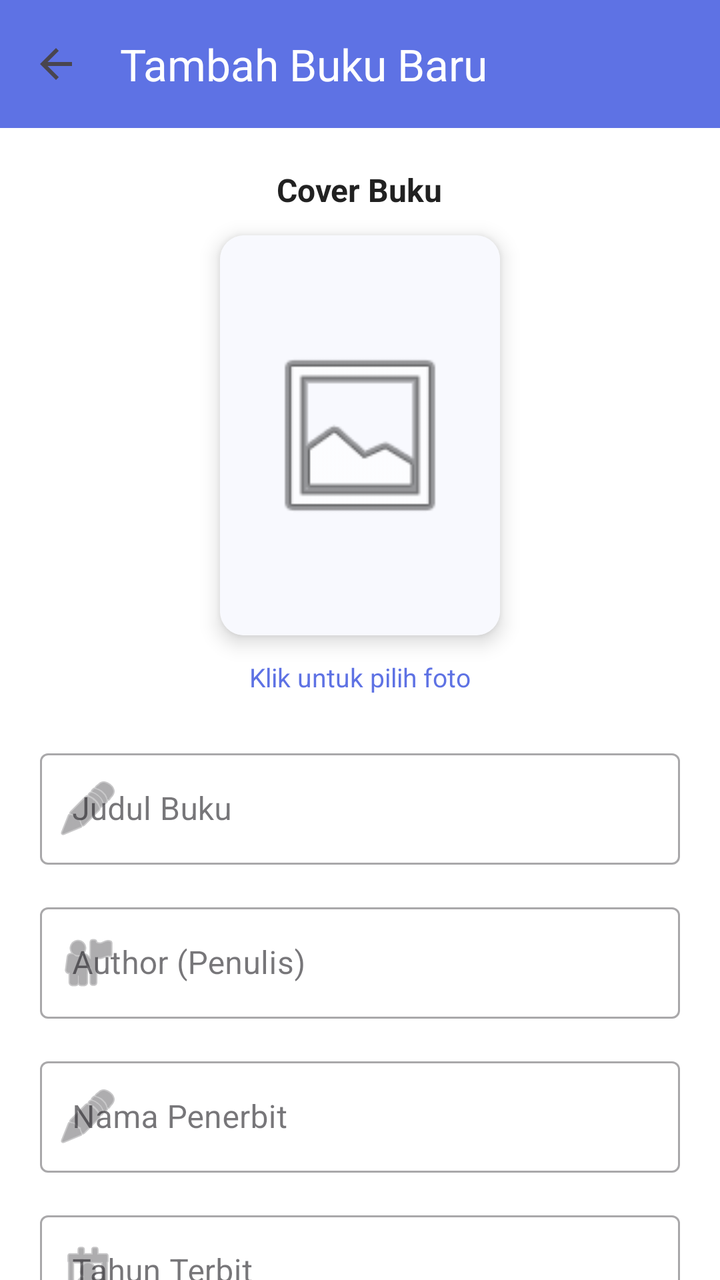
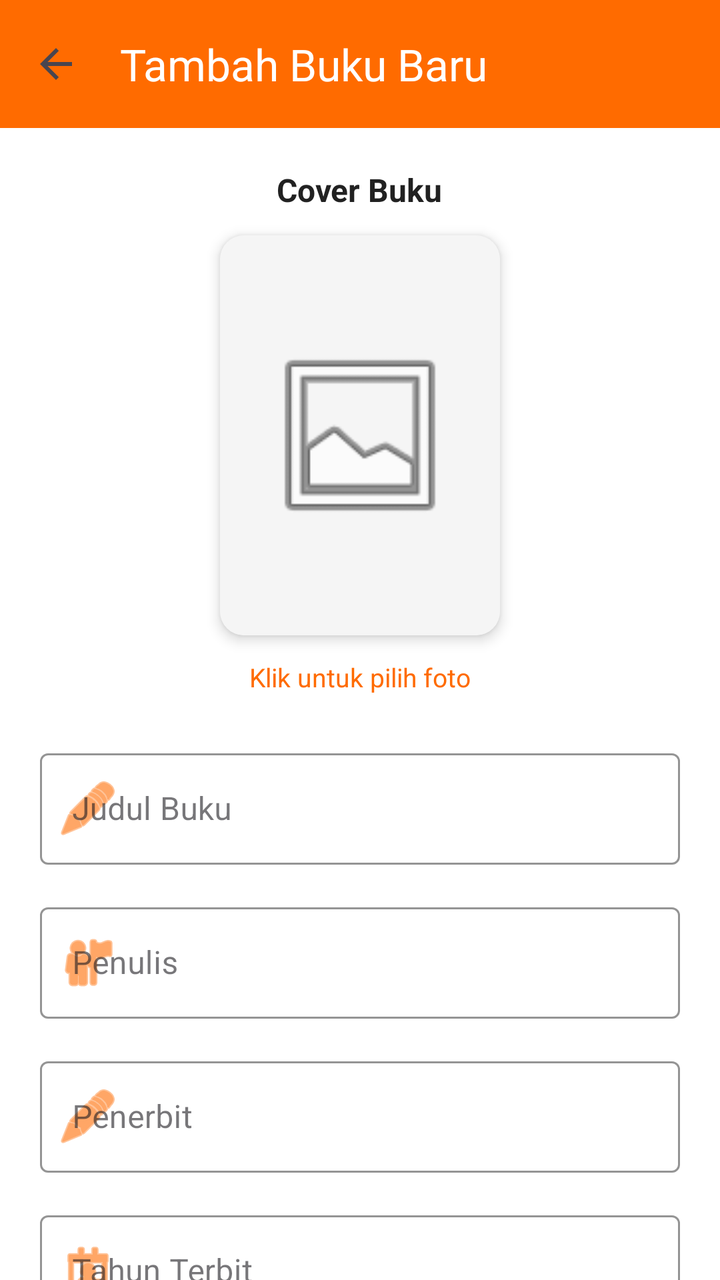

Before-and-after screenshots of an Android layout around one commit, followed by the original layout XML and the change that was made.
<!-- AndroidManifest.xml: application theme Theme.RABU -->
<!-- res/layout/activity_add_book.xml -->
<?xml version="1.0" encoding="utf-8"?>
<androidx.coordinatorlayout.widget.CoordinatorLayout xmlns:android="http://schemas.android.com/apk/res/android"
    xmlns:app="http://schemas.android.com/apk/res-auto"
    xmlns:tools="http://schemas.android.com/tools"
    android:layout_width="match_parent"
    android:layout_height="match_parent"
    android:background="@color/white"
    tools:context=".AddBookActivity">

    <com.google.android.material.appbar.AppBarLayout
        android:layout_width="match_parent"
        android:layout_height="wrap_content"
        android:background="#5E72E4">

        <androidx.appcompat.widget.Toolbar
            android:id="@+id/toolbarAddBook"
            android:layout_width="match_parent"
            android:layout_height="?attr/actionBarSize"
            app:title="Tambah Buku Baru"
            app:titleTextColor="@color/white"
            app:navigationIcon="?attr/homeAsUpIndicator" />

    </com.google.android.material.appbar.AppBarLayout>

    <androidx.core.widget.NestedScrollView
        android:layout_width="match_parent"
        android:layout_height="match_parent"
        app:layout_behavior="@string/appbar_scrolling_view_behavior">

        <LinearLayout
            android:layout_width="match_parent"
            android:layout_height="wrap_content"
            android:orientation="vertical"
            android:padding="20dp">

            
            <LinearLayout
                android:layout_width="match_parent"
                android:layout_height="wrap_content"
                android:gravity="center"
                android:orientation="vertical"
                android:layout_marginBottom="24dp">

                <TextView
                    android:layout_width="wrap_content"
                    android:layout_height="wrap_content"
                    android:layout_gravity="center_horizontal"
                    android:text="Cover Buku"
                    android:textStyle="bold"
                    android:textColor="@color/app_text_main"
                    android:textSize="16sp"
                    android:layout_marginBottom="12dp"/>

                <androidx.cardview.widget.CardView
                    android:id="@+id/cvAddCover"
                    android:layout_width="140dp"
                    android:layout_height="200dp"
                    app:cardCornerRadius="12dp"
                    app:cardElevation="6dp"
                    android:clickable="true"
                    android:focusable="true"
                    android:foreground="?attr/selectableItemBackground">

                    <ImageView
                        android:id="@+id/ivAddBookCover"
                        android:layout_width="match_parent"
                        android:layout_height="match_parent"
                        android:scaleType="centerCrop"
                        android:src="@android:drawable/ic_menu_gallery"
                        android:background="#F8F9FE"
                        android:padding="50dp" />
                </androidx.cardview.widget.CardView>

                <TextView
                    android:id="@+id/tvClickPrompt"
                    android:layout_width="wrap_content"
                    android:layout_height="wrap_content"
                    android:text="Klik untuk pilih foto"
                    android:textColor="#5E72E4"
                    android:textSize="13sp"
                    android:layout_marginTop="12dp"/>
            </LinearLayout>

            <com.google.android.material.textfield.TextInputLayout
                style="@style/Widget.MaterialComponents.TextInputLayout.OutlinedBox"
                android:layout_width="match_parent"
                android:layout_height="wrap_content"
                android:layout_marginBottom="16dp"
                android:hint="Judul Buku"
                app:startIconDrawable="@android:drawable/ic_menu_edit">

                <com.google.android.material.textfield.TextInputEditText
                    android:id="@+id/etAddTitle"
                    android:layout_width="match_parent"
                    android:layout_height="wrap_content" />
            </com.google.android.material.textfield.TextInputLayout>

            <com.google.android.material.textfield.TextInputLayout
                style="@style/Widget.MaterialComponents.TextInputLayout.OutlinedBox"
                android:layout_width="match_parent"
                android:layout_height="wrap_content"
                android:layout_marginBottom="16dp"
                android:hint="Author (Penulis)"
                app:startIconDrawable="@android:drawable/ic_menu_myplaces">

                <com.google.android.material.textfield.TextInputEditText
                    android:id="@+id/etAddAuthor"
                    android:layout_width="match_parent"
                    android:layout_height="wrap_content" />
            </com.google.android.material.textfield.TextInputLayout>

            <com.google.android.material.textfield.TextInputLayout
                style="@style/Widget.MaterialComponents.TextInputLayout.OutlinedBox"
                android:layout_width="match_parent"
                android:layout_height="wrap_content"
                android:layout_marginBottom="16dp"
                android:hint="Nama Penerbit"
                app:startIconDrawable="@android:drawable/ic_menu_edit">

                <com.google.android.material.textfield.TextInputEditText
                    android:id="@+id/etAddPublisher"
                    android:layout_width="match_parent"
                    android:layout_height="wrap_content" />
            </com.google.android.material.textfield.TextInputLayout>

            <com.google.android.material.textfield.TextInputLayout
                style="@style/Widget.MaterialComponents.TextInputLayout.OutlinedBox"
                android:layout_width="match_parent"
                android:layout_height="wrap_content"
                android:layout_marginBottom="16dp"
                android:hint="Tahun Terbit"
                app:startIconDrawable="@android:drawable/ic_menu_my_calendar">

                <com.google.android.material.textfield.TextInputEditText
                    android:id="@+id/etAddYear"
                    android:layout_width="match_parent"
                    android:layout_height="wrap_content"
                    android:inputType="number" />
            </com.google.android.material.textfield.TextInputLayout>

            <com.google.android.material.textfield.TextInputLayout
                style="@style/Widget.MaterialComponents.TextInputLayout.OutlinedBox"
                android:layout_width="match_parent"
                android:layout_height="wrap_content"
                android:layout_marginBottom="16dp"
                android:hint="Jumlah Halaman"
                app:startIconDrawable="@android:drawable/ic_menu_agenda">

                <com.google.android.material.textfield.TextInputEditText
                    android:id="@+id/etAddPages"
                    android:layout_width="match_parent"
                    android:layout_height="wrap_content"
                    android:inputType="number"/>
            </com.google.android.material.textfield.TextInputLayout>

            <com.google.android.material.textfield.TextInputLayout
                style="@style/Widget.MaterialComponents.TextInputLayout.OutlinedBox"
                android:layout_width="match_parent"
                android:layout_height="wrap_content"
                android:layout_marginBottom="16dp"
                android:hint="Genre"
                app:startIconDrawable="@android:drawable/ic_menu_gallery">

                <com.google.android.material.textfield.TextInputEditText
                    android:id="@+id/etAddGenre"
                    android:layout_width="match_parent"
                    android:layout_height="wrap_content" />
            </com.google.android.material.textfield.TextInputLayout>

            <com.google.android.material.textfield.TextInputLayout
                style="@style/Widget.MaterialComponents.TextInputLayout.OutlinedBox"
                android:layout_width="match_parent"
                android:layout_height="wrap_content"
                android:layout_marginBottom="24dp"
                android:hint="Sinopsis"
                app:startIconDrawable="@android:drawable/ic_menu_sort_by_size">

                <com.google.android.material.textfield.TextInputEditText
                    android:id="@+id/etAddSynopsis"
                    android:layout_width="match_parent"
                    android:layout_height="wrap_content"
                    android:gravity="top"
                    android:inputType="textMultiLine"
                    android:minLines="4" />
            </com.google.android.material.textfield.TextInputLayout>

            <com.google.android.material.button.MaterialButton
                android:id="@+id/btnSubmitAdd"
                android:layout_width="match_parent"
                android:layout_height="56dp"
                android:backgroundTint="#5E72E4"
                android:text="Simpan Buku"
                android:textAllCaps="false"
                android:textSize="16sp"
                app:cornerRadius="12dp" />

        </LinearLayout>
    </androidx.core.widget.NestedScrollView>

</androidx.coordinatorlayout.widget.CoordinatorLayout>
<!-- resources referenced by this layout -->
<resources>
  <color name="app_text_main">#212121</color>
  <color name="white">#FFFFFF</color>
  <style name="Theme.RABU" parent="Base.Theme.RABU" />
  <style name="Base.Theme.RABU" parent="Theme.Material3.DayNight.NoActionBar">
          
          <item name="colorPrimary">@color/primary_orange</item>
          <item name="colorPrimaryVariant">@color/primary_orange_dark</item>
          <item name="colorSecondary">@color/primary_orange_light</item>
  
          
          <item name="android:statusBarColor">@color/app_background</item>
          <item name="android:windowLightStatusBar">true</item>
  
          
          <item name="android:windowBackground">@color/app_background</item>
      </style>
  <color name="primary_orange">#FF6B00</color>
  <color name="primary_orange_dark">#E65100</color>
  <color name="primary_orange_light">#FFB74D</color>
  <color name="app_background">#FFFFFF</color>
</resources>

<!-- the commit's change to res/layout/activity_add_book.xml (unified diff, before → after) -->
@@ -4,27 +4,35 @@
     xmlns:tools="http://schemas.android.com/tools"
     android:layout_width="match_parent"
     android:layout_height="match_parent"
-    android:background="@color/white"
+    android:background="@color/app_background"
+    android:fitsSystemWindows="true"
     tools:context=".AddBookActivity">
 
+    
     <com.google.android.material.appbar.AppBarLayout
         android:layout_width="match_parent"
         android:layout_height="wrap_content"
-        android:background="#5E72E4">
+        android:background="@color/primary_orange"
+        app:liftOnScroll="false"
+        app:elevation="0dp"
+        android:stateListAnimator="@null">
 
         <androidx.appcompat.widget.Toolbar
             android:id="@+id/toolbarAddBook"
             android:layout_width="match_parent"
             android:layout_height="?attr/actionBarSize"
+            android:background="@color/primary_orange"
             app:title="Tambah Buku Baru"
             app:titleTextColor="@color/white"
-            app:navigationIcon="?attr/homeAsUpIndicator" />
+            app:navigationIcon="?attr/homeAsUpIndicator"
+            app:navigationIconTint="@color/white" />
 
     </com.google.android.material.appbar.AppBarLayout>
 
     <androidx.core.widget.NestedScrollView
         android:layout_width="match_parent"
         android:layout_height="match_parent"
+        android:fillViewport="true"
         app:layout_behavior="@string/appbar_scrolling_view_behavior">
 
         <LinearLayout
@@ -56,7 +64,8 @@
                     android:layout_width="140dp"
                     android:layout_height="200dp"
                     app:cardCornerRadius="12dp"
-                    app:cardElevation="6dp"
+                    app:cardElevation="4dp"
+                    app:cardBackgroundColor="@color/app_surface"
                     android:clickable="true"
                     android:focusable="true"
                     android:foreground="?attr/selectableItemBackground">
@@ -67,7 +76,7 @@
                         android:layout_height="match_parent"
                         android:scaleType="centerCrop"
                         android:src="@android:drawable/ic_menu_gallery"
-                        android:background="#F8F9FE"
+                        android:background="@color/app_surface"
                         android:padding="50dp" />
                 </androidx.cardview.widget.CardView>
 
@@ -76,7 +85,7 @@
                     android:layout_width="wrap_content"
                     android:layout_height="wrap_content"
                     android:text="Klik untuk pilih foto"
-                    android:textColor="#5E72E4"
+                    android:textColor="@color/primary_orange"
                     android:textSize="13sp"
                     android:layout_marginTop="12dp"/>
             </LinearLayout>
@@ -87,40 +96,52 @@
                 android:layout_height="wrap_content"
                 android:layout_marginBottom="16dp"
                 android:hint="Judul Buku"
-                app:startIconDrawable="@android:drawable/ic_menu_edit">
+                app:boxStrokeColor="@color/primary_orange"
+                app:hintTextColor="@color/primary_orange"
+                app:startIconDrawable="@android:drawable/ic_menu_edit"
+                app:startIconTint="@color/primary_orange">
 
                 <com.google.android.material.textfield.TextInputEditText
                     android:id="@+id/etAddTitle"
                     android:layout_width="match_parent"
-                    android:layout_height="wrap_content" />
-            </com.google.android.material.textfield.TextInputLayout>
-
-            <com.google.android.material.textfield.TextInputLayout
-                style="@style/Widget.MaterialComponents.TextInputLayout.OutlinedBox"
-                android:layout_width="match_parent"
-                android:layout_height="wrap_content"
-                android:layout_marginBottom="16dp"
-                android:hint="Author (Penulis)"
-                app:startIconDrawable="@android:drawable/ic_menu_myplaces">
+                    android:layout_height="wrap_content"
+                    android:textColor="@color/app_text_main" />
+            </com.google.android.material.textfield.TextInputLayout>
+
+            <com.google.android.material.textfield.TextInputLayout
+                style="@style/Widget.MaterialComponents.TextInputLayout.OutlinedBox"
+                android:layout_width="match_parent"
+                android:layout_height="wrap_content"
+                android:layout_marginBottom="16dp"
+                android:hint="Penulis"
+                app:boxStrokeColor="@color/primary_orange"
+                app:hintTextColor="@color/primary_orange"
+                app:startIconDrawable="@android:drawable/ic_menu_myplaces"
+                app:startIconTint="@color/primary_orange">
 
                 <com.google.android.material.textfield.TextInputEditText
                     android:id="@+id/etAddAuthor"
                     android:layout_width="match_parent"
-                    android:layout_height="wrap_content" />
-            </com.google.android.material.textfield.TextInputLayout>
-
-            <com.google.android.material.textfield.TextInputLayout
-                style="@style/Widget.MaterialComponents.TextInputLayout.OutlinedBox"
-                android:layout_width="match_parent"
-                android:layout_height="wrap_content"
-                android:layout_marginBottom="16dp"
-                android:hint="Nama Penerbit"
-                app:startIconDrawable="@android:drawable/ic_menu_edit">
+                    android:layout_height="wrap_content"
+                    android:textColor="@color/app_text_main" />
+            </com.google.android.material.textfield.TextInputLayout>
+
+            <com.google.android.material.textfield.TextInputLayout
+                style="@style/Widget.MaterialComponents.TextInputLayout.OutlinedBox"
+                android:layout_width="match_parent"
+                android:layout_height="wrap_content"
+                android:layout_marginBottom="16dp"
+                android:hint="Penerbit"
+                app:boxStrokeColor="@color/primary_orange"
+                app:hintTextColor="@color/primary_orange"
+                app:startIconDrawable="@android:drawable/ic_menu_edit"
+                app:startIconTint="@color/primary_orange">
 
                 <com.google.android.material.textfield.TextInputEditText
                     android:id="@+id/etAddPublisher"
                     android:layout_width="match_parent"
-                    android:layout_height="wrap_content" />
+                    android:layout_height="wrap_content"
+                    android:textColor="@color/app_text_main" />
             </com.google.android.material.textfield.TextInputLayout>
 
             <com.google.android.material.textfield.TextInputLayout
@@ -129,13 +150,17 @@
                 android:layout_height="wrap_content"
                 android:layout_marginBottom="16dp"
                 android:hint="Tahun Terbit"
-                app:startIconDrawable="@android:drawable/ic_menu_my_calendar">
+                app:boxStrokeColor="@color/primary_orange"
+                app:hintTextColor="@color/primary_orange"
+                app:startIconDrawable="@android:drawable/ic_menu_my_calendar"
+                app:startIconTint="@color/primary_orange">
 
                 <com.google.android.material.textfield.TextInputEditText
                     android:id="@+id/etAddYear"
                     android:layout_width="match_parent"
                     android:layout_height="wrap_content"
-                    android:inputType="number" />
+                    android:inputType="number"
+                    android:textColor="@color/app_text_main" />
             </com.google.android.material.textfield.TextInputLayout>
 
             <com.google.android.material.textfield.TextInputLayout
@@ -144,13 +169,17 @@
                 android:layout_height="wrap_content"
                 android:layout_marginBottom="16dp"
                 android:hint="Jumlah Halaman"
-                app:startIconDrawable="@android:drawable/ic_menu_agenda">
+                app:boxStrokeColor="@color/primary_orange"
+                app:hintTextColor="@color/primary_orange"
+                app:startIconDrawable="@android:drawable/ic_menu_agenda"
+                app:startIconTint="@color/primary_orange">
 
                 <com.google.android.material.textfield.TextInputEditText
                     android:id="@+id/etAddPages"
                     android:layout_width="match_parent"
                     android:layout_height="wrap_content"
-                    android:inputType="number"/>
+                    android:inputType="number"
+                    android:textColor="@color/app_text_main" />
             </com.google.android.material.textfield.TextInputLayout>
 
             <com.google.android.material.textfield.TextInputLayout
@@ -159,12 +188,16 @@
                 android:layout_height="wrap_content"
                 android:layout_marginBottom="16dp"
                 android:hint="Genre"
-                app:startIconDrawable="@android:drawable/ic_menu_gallery">
+                app:boxStrokeColor="@color/primary_orange"
+                app:hintTextColor="@color/primary_orange"
+                app:startIconDrawable="@android:drawable/ic_menu_gallery"
+                app:startIconTint="@color/primary_orange">
 
                 <com.google.android.material.textfield.TextInputEditText
                     android:id="@+id/etAddGenre"
                     android:layout_width="match_parent"
-                    android:layout_height="wrap_content" />
+                    android:layout_height="wrap_content"
+                    android:textColor="@color/app_text_main" />
             </com.google.android.material.textfield.TextInputLayout>
 
             <com.google.android.material.textfield.TextInputLayout
@@ -173,7 +206,10 @@
                 android:layout_height="wrap_content"
                 android:layout_marginBottom="24dp"
                 android:hint="Sinopsis"
-                app:startIconDrawable="@android:drawable/ic_menu_sort_by_size">
+                app:boxStrokeColor="@color/primary_orange"
+                app:hintTextColor="@color/primary_orange"
+                app:startIconDrawable="@android:drawable/ic_menu_sort_by_size"
+                app:startIconTint="@color/primary_orange">
 
                 <com.google.android.material.textfield.TextInputEditText
                     android:id="@+id/etAddSynopsis"
@@ -181,14 +217,15 @@
                     android:layout_height="wrap_content"
                     android:gravity="top"
                     android:inputType="textMultiLine"
-                    android:minLines="4" />
+                    android:minLines="4"
+                    android:textColor="@color/app_text_main" />
             </com.google.android.material.textfield.TextInputLayout>
 
             <com.google.android.material.button.MaterialButton
                 android:id="@+id/btnSubmitAdd"
                 android:layout_width="match_parent"
                 android:layout_height="56dp"
-                android:backgroundTint="#5E72E4"
+                android:backgroundTint="@color/primary_orange"
                 android:text="Simpan Buku"
                 android:textAllCaps="false"
                 android:textSize="16sp"
<!-- resource entries referenced after the edit -->
@@ -20,5 +20,6 @@
   <color name="primary_orange_dark">#E65100</color>
   <color name="primary_orange_light">#FFB74D</color>
   <color name="app_background">#FFFFFF</color>
+  <color name="app_surface">#F5F5F5</color>
 </resources>
 
